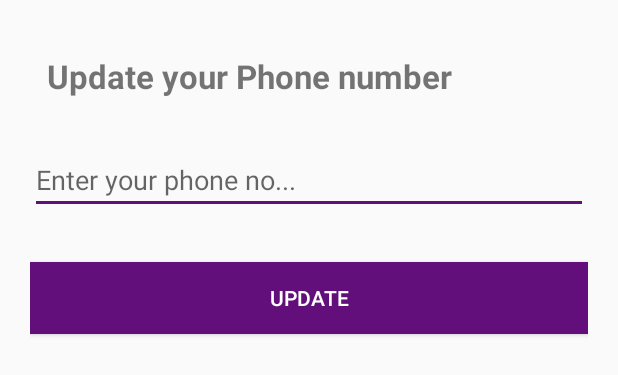
After one commit to g-track/GTrack, an Android app: the layout popup_edit_phone_parent.xml on its own in the app's theme, with its tools: preview values and no code run, on a phone screen of 412 x 824 dp. The commit adds this screen. Shown: the top 375 px of the screen. Run offline under Robolectric (Android 15) with nearby library versions, the phone set to English and light mode, and no system bars.

Commit message:
Login and Edit Phone
Login for student and Popup for edit Phone number

```diff
--- a/app/src/main/AndroidManifest.xml
+++ b/app/src/main/AndroidManifest.xml
@@ -18,13 +18,17 @@
                 <action android:name="android.intent.action.MAIN" />
                 <category android:name="android.intent.category.LAUNCHER" />
             </intent-filter>
+
         </activity>
         <activity android:name=".parentRegister">
         </activity>
         <activity android:name=".parentLogin" />
         <activity android:name=".studentComplaintDetails" />
-        <activity android:name=".studentLogin" />
+        <activity android:name=".studentLogin" >
+
+        </activity>
         <activity android:name=".studentHome">
+
 
         </activity>
     </application>
--- a/app/src/main/java/com/example/g_track/parentLogin.java
+++ b/app/src/main/java/com/example/g_track/parentLogin.java
@@ -59,7 +59,7 @@ public class parentLogin extends AppCompatActivity {
     public void parentLogin(View view){
         Toast.makeText(this, "Login Successfull!", Toast.LENGTH_LONG).show();
 
-        Intent studentHomePage = new Intent(getApplicationContext(), studentHome.class);
-        startActivity(studentHomePage);
+        Intent parentHomePage = new Intent(getApplicationContext(), parentHome.class);
+        startActivity(parentHomePage);
     }
 }
--- a/app/src/main/res/layout/fragment_parent_profile.xml
+++ b/app/src/main/res/layout/fragment_parent_profile.xml
@@ -127,7 +127,8 @@
                                     android:src="@drawable/edit_phone"
                                     android:layout_alignParentEnd="true"
                                     android:layout_alignParentRight="true"
-                                    android:layout_marginRight="10dp"/>
+                                    android:layout_marginRight="10dp"
+                                    />
 
 
                             </RelativeLayout>
--- /dev/null
+++ b/app/src/main/res/layout/popup_edit_phone_parent.xml
@@ -0,0 +1,53 @@
+<?xml version="1.0" encoding="utf-8"?>
+<android.support.constraint.ConstraintLayout
+    xmlns:android="http://schemas.android.com/apk/res/android"
+    xmlns:app="http://schemas.android.com/apk/res-auto"
+    xmlns:tools="http://schemas.android.com/tools"
+    android:layout_width="match_parent"
+    android:layout_height="match_parent"
+    android:padding="20dp">
+
+
+    <TextView
+        android:id="@+id/textView2"
+        android:layout_width="wrap_content"
+        android:layout_height="wrap_content"
+        android:layout_marginTop="16dp"
+        android:layout_marginEnd="8dp"
+        android:layout_marginRight="8dp"
+        android:text="Update your Phone number"
+        android:textSize="22sp"
+        android:textStyle="bold"
+        app:layout_constraintEnd_toEndOf="parent"
+        app:layout_constraintHorizontal_bias="0.12"
+        app:layout_constraintStart_toStartOf="parent"
+        app:layout_constraintTop_toTopOf="parent" />
+
+    <EditText
+        android:id="@+id/editText_parent_edit_phone"
+        android:layout_width="match_parent"
+        android:layout_height="wrap_content"
+        android:layout_marginTop="32dp"
+        app:layout_constraintEnd_toEndOf="parent"
+        app:layout_constraintHorizontal_bias="0.0"
+        app:layout_constraintStart_toStartOf="parent"
+        app:layout_constraintTop_toBottomOf="@+id/textView2"
+        android:hint="Enter your phone no..."/>
+
+    <Button
+        android:id="@+id/btn_popup_parent_edit_phone"
+        android:layout_width="match_parent"
+        android:layout_height="wrap_content"
+        android:layout_marginTop="32dp"
+        android:layout_marginBottom="8dp"
+        android:text="Update"
+        app:layout_constraintBottom_toBottomOf="parent"
+        app:layout_constraintEnd_toEndOf="parent"
+        app:layout_constraintHorizontal_bias="0.6"
+        app:layout_constraintStart_toStartOf="parent"
+        app:layout_constraintTop_toBottomOf="@+id/editText_parent_edit_phone"
+        app:layout_constraintVertical_bias="0.0"
+        android:background="@color/colorAccent"
+        android:textColor="@color/colorWhite"/>
+
+</android.support.constraint.ConstraintLayout>
```
Also changed, not shown: app/src/main/java/com/example/g_track/parentProfileFragment.java (+43 -0 lines), app/src/main/java/com/example/g_track/studentLogin.java (+50 -0 lines), app/src/main/res/layout/activity_student_login.xml (+133 -58 lines).
